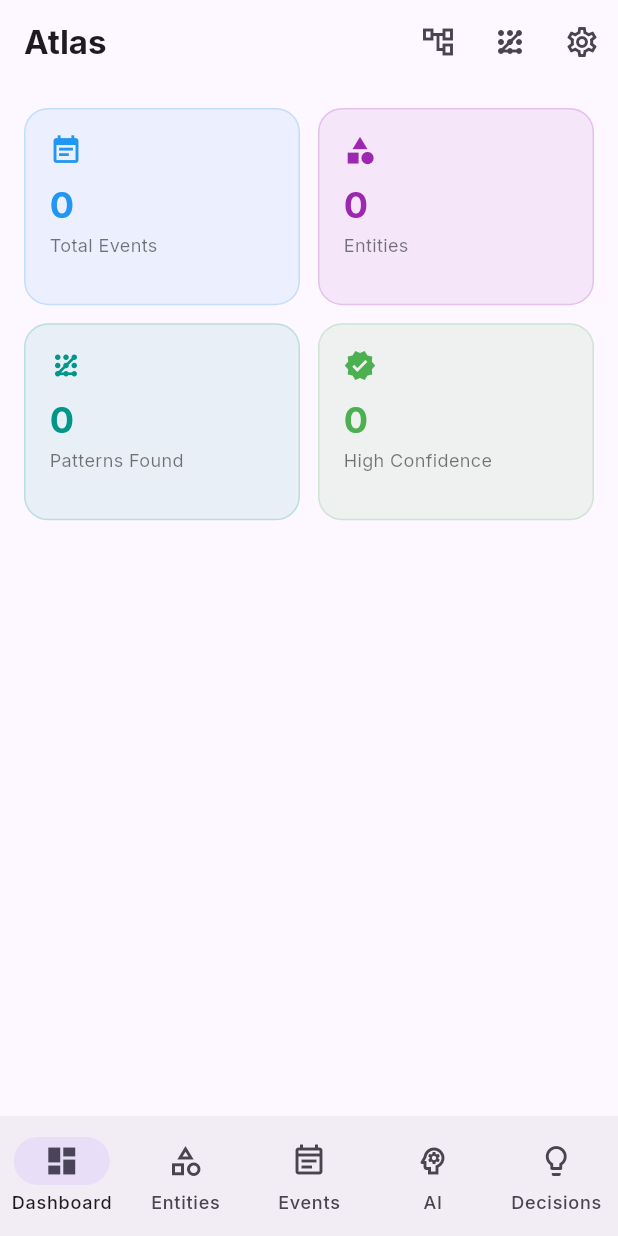
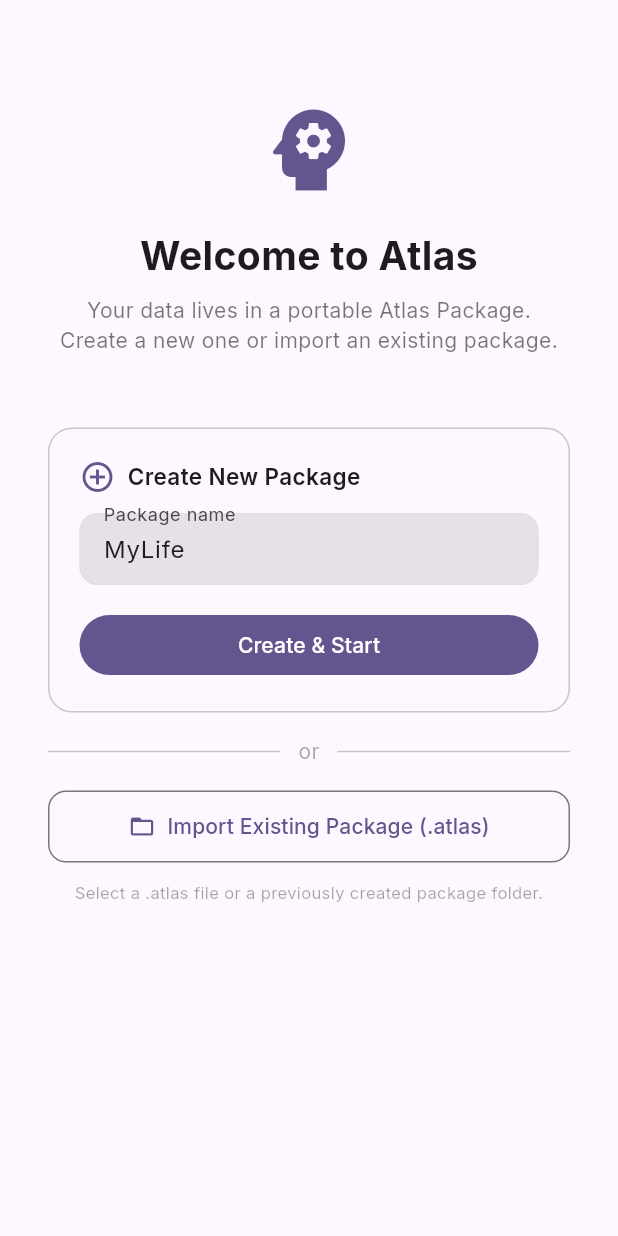
Before and after one commit to Akshaylinson/Atlas-AI-PKI, a Flutter app: the screen it shows after launch, on a phone screen of 412 x 824 dp. Run offline on Flutter 3.47's test engine with Material 3 defaults, Android fonts, the phone set to English and light mode, and no system bars; our stand-ins replace drift, file_picker, fl_chart, flutter_colorpicker, flutter_riverpod, google_fonts and 6 more; missing offline and left inert: flutter_gemma, graphview, record; accounts and stored records are empty; generated files the repository leaves out were written again.

Commit message:
updating the features

```diff
--- a/atlas/lib/app.dart
+++ b/atlas/lib/app.dart
@@ -2,6 +2,8 @@ import 'package:flutter/material.dart';
 import 'package:flutter_riverpod/flutter_riverpod.dart';
 import 'shared/theme/app_theme.dart';
 import 'features/shell/main_shell.dart';
+import 'features/package/package_setup_screen.dart';
+import 'core/services/atlas_package_service.dart';
 
 final themeModeProvider = StateProvider<ThemeMode>((ref) => ThemeMode.system);
 
@@ -17,7 +19,43 @@ class AtlasApp extends ConsumerWidget {
       darkTheme: AtlasTheme.dark,
       themeMode: themeMode,
       debugShowCheckedModeBanner: false,
-      home: const MainShell(),
+      home: const _StartupRouter(),
     );
   }
 }
+
+class _StartupRouter extends StatefulWidget {
+  const _StartupRouter();
+
+  @override
+  State<_StartupRouter> createState() => _StartupRouterState();
+}
+
+class _StartupRouterState extends State<_StartupRouter> {
+  bool _checking = true;
+  bool _hasPackage = false;
+
+  @override
+  void initState() {
+    super.initState();
+    _check();
+  }
+
+  Future<void> _check() async {
+    final dir = await AtlasPackageService.getActivePackageDir();
+    setState(() {
+      _hasPackage = dir != null;
+      _checking = false;
+    });
+  }
+
+  @override
+  Widget build(BuildContext context) {
+    if (_checking) {
+      return const Scaffold(
+        body: Center(child: CircularProgressIndicator()),
+      );
+    }
+    return _hasPackage ? const MainShell() : const PackageSetupScreen();
+  }
+}
--- a/atlas/lib/core/database/app_database.dart
+++ b/atlas/lib/core/database/app_database.dart
@@ -3,6 +3,7 @@ import 'package:drift/native.dart';
 import 'dart:io';
 import 'package:path_provider/path_provider.dart';
 import 'package:path/path.dart' as p;
+import 'package:shared_preferences/shared_preferences.dart';
 import 'tables.dart';
 
 part 'app_database.g.dart';
@@ -205,8 +206,16 @@ class AppDatabase extends _$AppDatabase {
 
 LazyDatabase _openConnection() {
   return LazyDatabase(() async {
-    final dbFolder = await getApplicationDocumentsDirectory();
-    final file = File(p.join(dbFolder.path, 'atlas.db'));
-    return NativeDatabase.createInBackground(file);
+    // Use active Atlas package dir if set, otherwise fall back to documents dir
+    final prefs = await SharedPreferences.getInstance();
+    final packageDir = prefs.getString('atlas_package_dir');
+    final String dbPath;
+    if (packageDir != null && Directory(packageDir).existsSync()) {
+      dbPath = p.join(packageDir, 'atlas.db');
+    } else {
+      final docsDir = await getApplicationDocumentsDirectory();
+      dbPath = p.join(docsDir.path, 'atlas.db');
+    }
+    return NativeDatabase.createInBackground(File(dbPath));
   });
 }
--- /dev/null
+++ b/atlas/lib/core/services/atlas_package_service.dart
@@ -0,0 +1,191 @@
+import 'dart:convert';
+import 'dart:io';
+import 'package:archive/archive_io.dart';
+import 'package:path/path.dart' as p;
+import 'package:path_provider/path_provider.dart';
+import 'package:shared_preferences/shared_preferences.dart';
+
+const _prefKey = 'atlas_package_dir';
+const packageExt = '.atlas';
+
+/// The Atlas Package is a portable directory containing:
+///   atlas.db, attachments/, audio/, models/, vectors/, settings.json, meta.json
+///
+/// It can be zipped into a single .atlas file for sharing/backup/restore.
+class AtlasPackageService {
+  // ── Active package ────────────────────────────────────────────────────────
+
+  static Future<String?> getActivePackageDir() async {
+    final prefs = await SharedPreferences.getInstance();
+    final dir = prefs.getString(_prefKey);
+    if (dir != null && Directory(dir).existsSync()) return dir;
+    return null;
+  }
+
+  static Future<void> setActivePackageDir(String dir) async {
+    final prefs = await SharedPreferences.getInstance();
+    await prefs.setString(_prefKey, dir);
+  }
+
+  static Future<String> getActiveDatabasePath() async {
+    final dir = await getActivePackageDir();
+    if (dir == null) throw StateError('No active Atlas package');
+    return p.join(dir, 'atlas.db');
+  }
+
+  static Future<String> getAttachmentsDir() async {
+    final dir = await _requirePackageDir();
+    final d = Directory(p.join(dir, 'attachments'));
+    await d.create(recursive: true);
+    return d.path;
+  }
+
+  static Future<String> getAudioDir() async {
+    final dir = await _requirePackageDir();
+    final d = Directory(p.join(dir, 'audio'));
+    await d.create(recursive: true);
+    return d.path;
+  }
+
+  static Future<String> getModelsDir() async {
+    final dir = await _requirePackageDir();
+    final d = Directory(p.join(dir, 'models'));
+    await d.create(recursive: true);
+    return d.path;
+  }
+
+  // ── Create ────────────────────────────────────────────────────────────────
+
+  static Future<String> createNewPackage(String name) async {
+    final appDir = await getApplicationDocumentsDirectory();
+    final packagesRoot = Directory(p.join(appDir.path, 'atlas_packages'));
+    await packagesRoot.create(recursive: true);
+
+    final safeName = name.replaceAll(RegExp(r'[^\w\s\-]'), '').trim();
+    final packageDir = Directory(p.join(packagesRoot.path, safeName));
+    await packageDir.create(recursive: true);
+
+    for (final sub in [
+      'attachments/images',
+      'attachments/documents',
+      'attachments/others',
+      'audio',
+      'models',
+      'vectors',
+      'patterns',
+    ]) {
+      await Directory(p.join(packageDir.path, sub)).create(recursive: true);
+    }
+
+    await _writeMeta(packageDir.path, name);
+    await File(p.join(packageDir.path, 'settings.json'))
+        .writeAsString(jsonEncode({}));
+
+    await setActivePackageDir(packageDir.path);
+    return packageDir.path;
+  }
+
+  // ── Import ────────────────────────────────────────────────────────────────
+
+  /// Accepts either a .atlas zip file or an existing package directory path.
+  static Future<String> importPackage(String sourcePath) async {
+    final appDir = await getApplicationDocumentsDirectory();
+    final packagesRoot = Directory(p.join(appDir.path, 'atlas_packages'));
+    await packagesRoot.create(recursive: true);
+
+    if (sourcePath.endsWith(packageExt)) {
+      final bytes = await File(sourcePath).readAsBytes();
+      final archive = ZipDecoder().decodeBytes(bytes);
+      final name = p.basenameWithoutExtension(sourcePath);
+      final packageDir = Directory(p.join(packagesRoot.path, name));
+      await packageDir.create(recursive: true);
+
+      for (final file in archive) {
+        final filePath = p.join(packageDir.path, file.name);
+        if (file.isFile) {
+          final out = File(filePath);
+          await out.create(recursive: true);
+          await out.writeAsBytes(file.content as List<int>);
+        } else {
+          await Directory(filePath).create(recursive: true);
+        }
+      }
+      await setActivePackageDir(packageDir.path);
+      return packageDir.path;
+    } else {
+      // Directory — copy into private storage
+      final name = p.basename(sourcePath);
+      final packageDir = Directory(p.join(packagesRoot.path, name));
+      await _copyDir(Directory(sourcePath), packageDir);
+      await setActivePackageDir(packageDir.path);
+      return packageDir.path;
+    }
+  }
+
+  // ── Export ────────────────────────────────────────────────────────────────
+
+  static Future<String> exportPackage() async {
+    final packageDir = await getActivePackageDir();
+    if (packageDir == null) throw StateError('No active package');
+
+    final meta = await _readMeta(packageDir);
+    final name = (meta['name'] as String? ?? 'MyLife')
+        .replaceAll(RegExp(r'[^\w\s\-]'), '')
+        .trim();
+
+    final docsDir = await getApplicationDocumentsDirectory();
+    final outPath = p.join(docsDir.path, '$name$packageExt');
+
+    final encoder = ZipFileEncoder();
+    encoder.create(outPath);
+    await encoder.addDirectory(Directory(packageDir), includeDirName: false);
+    encoder.close();
+
+    return outPath;
+  }
+
+  // ── Package info ──────────────────────────────────────────────────────────
+
+  static Future<Map<String, dynamic>> getPackageMeta() async {
+    final dir = await getActivePackageDir();
+    if (dir == null) return {};
+    return _readMeta(dir);
+  }
+
+  // ── Helpers ───────────────────────────────────────────────────────────────
+
+  static Future<String> _requirePackageDir() async {
+    final dir = await getActivePackageDir();
+    if (dir == null) throw StateError('No active Atlas package');
+    return dir;
+  }
+
+  static Future<void> _writeMeta(String packageDir, String name) async {
+    final meta = {
+      'name': name,
+      'version': '1.0.0',
+      'created': DateTime.now().toIso8601String(),
+      'appVersion': '1.0.0',
+    };
+    await File(p.join(packageDir, 'meta.json'))
+        .writeAsString(jsonEncode(meta));
+  }
+
+  static Future<Map<String, dynamic>> _readMeta(String packageDir) async {
+    final f = File(p.join(packageDir, 'meta.json'));
+    if (!f.existsSync()) return {};
+    return jsonDecode(await f.readAsString()) as Map<String, dynamic>;
+  }
+
+  static Future<void> _copyDir(Directory src, Directory dest) async {
+    await dest.create(recursive: true);
+    await for (final entity in src.list()) {
+      final destPath = p.join(dest.path, p.basename(entity.path));
+      if (entity is Directory) {
+        await _copyDir(entity, Directory(destPath));
+      } else if (entity is File) {
+        await entity.copy(destPath);
+      }
+    }
+  }
+}
--- /dev/null
+++ b/atlas/lib/features/package/package_setup_screen.dart
@@ -0,0 +1,178 @@
+import 'dart:io';
+import 'package:flutter/material.dart';
+import 'package:file_picker/file_picker.dart';
+import '../../core/services/atlas_package_service.dart';
+import '../shell/main_shell.dart';
+
+class PackageSetupScreen extends StatefulWidget {
+  const PackageSetupScreen({super.key});
+
+  @override
+  State<PackageSetupScreen> createState() => _PackageSetupScreenState();
+}
+
+class _PackageSetupScreenState extends State<PackageSetupScreen> {
+  final _nameCtrl = TextEditingController(text: 'MyLife');
+  bool _loading = false;
+  String _status = '';
+
+  @override
+  void dispose() {
+    _nameCtrl.dispose();
+    super.dispose();
+  }
+
+  Future<void> _createNew() async {
+    final name = _nameCtrl.text.trim();
+    if (name.isEmpty) return;
+    setState(() { _loading = true; _status = 'Creating package…'; });
+    try {
+      await AtlasPackageService.createNewPackage(name);
+      _launch();
+    } catch (e) {
+      _showError('$e');
+    }
+  }
+
+  Future<void> _importPackage() async {
+    final result = await FilePicker.platform.pickFiles(type: FileType.any);
+    if (result == null || result.files.isEmpty) return;
+    final path = result.files.first.path;
+    if (path == null) return;
+
+    setState(() { _loading = true; _status = 'Importing package…'; });
+    try {
+      await AtlasPackageService.importPackage(path);
+      _launch();
+    } catch (e) {
+      _showError('$e');
+    }
+  }
+
+  void _launch() {
+    if (!mounted) return;
+    Navigator.of(context).pushReplacement(
+      MaterialPageRoute(builder: (_) => const MainShell()),
+    );
+  }
+
+  void _showError(String msg) {
+    setState(() { _loading = false; _status = ''; });
+    ScaffoldMessenger.of(context).showSnackBar(
+      SnackBar(content: Text(msg), backgroundColor: Colors.red),
+    );
+  }
+
+  @override
+  Widget build(BuildContext context) {
+    final scheme = Theme.of(context).colorScheme;
+    return Scaffold(
+      body: SafeArea(
+        child: _loading
+            ? Center(
+                child: Column(
+                  mainAxisSize: MainAxisSize.min,
+                  children: [
+                    const CircularProgressIndicator(),
+                    const SizedBox(height: 16),
+                    Text(_status, style: const TextStyle(fontSize: 14)),
+                  ],
+                ),
+              )
+            : ListView(
+                padding: const EdgeInsets.all(32),
+                children: [
+                  const SizedBox(height: 32),
+                  Icon(Icons.psychology, size: 72, color: scheme.primary),
+                  const SizedBox(height: 16),
+                  const Text(
+                    'Welcome to Atlas',
+                    style: TextStyle(fontSize: 26, fontWeight: FontWeight.bold),
+                    textAlign: TextAlign.center,
+                  ),
+                  const SizedBox(height: 8),
+                  Text(
+                    'Your data lives in a portable Atlas Package.\nCreate a new one or import an existing package.',
+                    style: TextStyle(
+                        fontSize: 14,
+                        color: scheme.onSurface.withValues(alpha: 0.6)),
+                    textAlign: TextAlign.center,
+                  ),
+                  const SizedBox(height: 48),
+
+                  // Create new
+                  Container(
+                    padding: const EdgeInsets.all(20),
+                    decoration: BoxDecoration(
+                      border: Border.all(color: scheme.outlineVariant),
+                      borderRadius: BorderRadius.circular(16),
+                    ),
+                    child: Column(
+                      crossAxisAlignment: CrossAxisAlignment.start,
+                      children: [
+                        Row(children: [
+                          Icon(Icons.add_circle_outline, color: scheme.primary),
+                          const SizedBox(width: 8),
+                          const Text('Create New Package',
+                              style: TextStyle(
+                                  fontWeight: FontWeight.w600, fontSize: 15)),
+                        ]),
+                        const SizedBox(height: 12),
+                        TextField(
+                          controller: _nameCtrl,
+                          decoration: const InputDecoration(
+                            labelText: 'Package name',
+                            hintText: 'e.g. MyLife',
+                            isDense: true,
+                          ),
+                        ),
+                        const SizedBox(height: 16),
+                        SizedBox(
+                          width: double.infinity,
+                          child: FilledButton(
+                            onPressed: _createNew,
+                            child: const Text('Create & Start'),
+                          ),
+                        ),
+                      ],
+                    ),
+                  ),
+
+                  const SizedBox(height: 16),
+                  Row(children: [
+                    const Expanded(child: Divider()),
+                    Padding(
+                      padding: const EdgeInsets.symmetric(horizontal: 12),
+                      child: Text('or',
+                          style: TextStyle(
+                              color: scheme.onSurface.withValues(alpha: 0.4))),
+                    ),
+                    const Expanded(child: Divider()),
+                  ]),
+                  const SizedBox(height: 16),
+
+                  // Import existing
+                  OutlinedButton.icon(
+                    onPressed: _importPackage,
+                    icon: const Icon(Icons.folder_open_outlined),
+                    label: const Text('Import Existing Package (.atlas)'),
+                    style: OutlinedButton.styleFrom(
+                      padding: const EdgeInsets.symmetric(vertical: 14),
+                      shape: RoundedRectangleBorder(
+                          borderRadius: BorderRadius.circular(12)),
+                    ),
+                  ),
+                  const SizedBox(height: 12),
+                  Text(
+                    'Select a .atlas file or a previously created package folder.',
+                    style: TextStyle(
+                        fontSize: 11,
+                        color: scheme.onSurface.withValues(alpha: 0.4)),
+                    textAlign: TextAlign.center,
+                  ),
+                ],
+              ),
+      ),
+    );
+  }
+}
--- a/atlas/pubspec.yaml
+++ b/atlas/pubspec.yaml
@@ -55,6 +55,9 @@ dependencies:
   # AI
   flutter_gemma: 0.8.1
 
+  # Package
+  archive: ^3.6.1
+
   # Utils
   uuid: ^4.4.0
   intl: ^0.20.0
```
Also changed, not shown: atlas/lib/core/services/file_storage_service.dart (+17 -11 lines), atlas/lib/features/settings/settings_screen.dart (+99 -31 lines), atlas/pubspec.lock, 2 other files.
